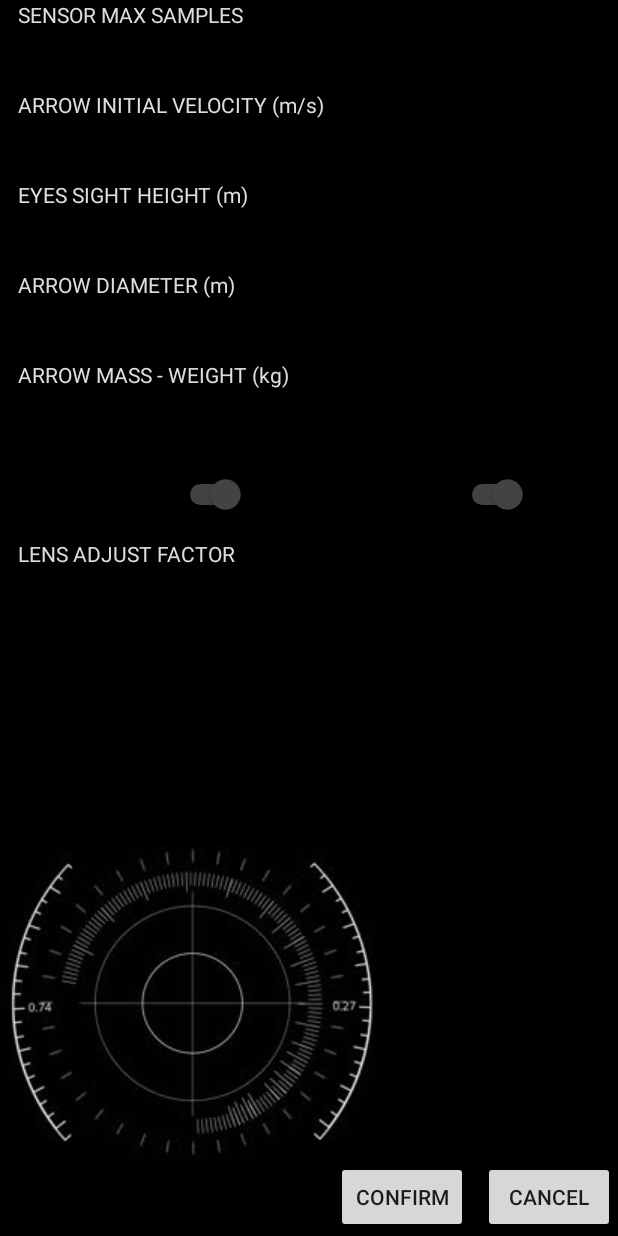
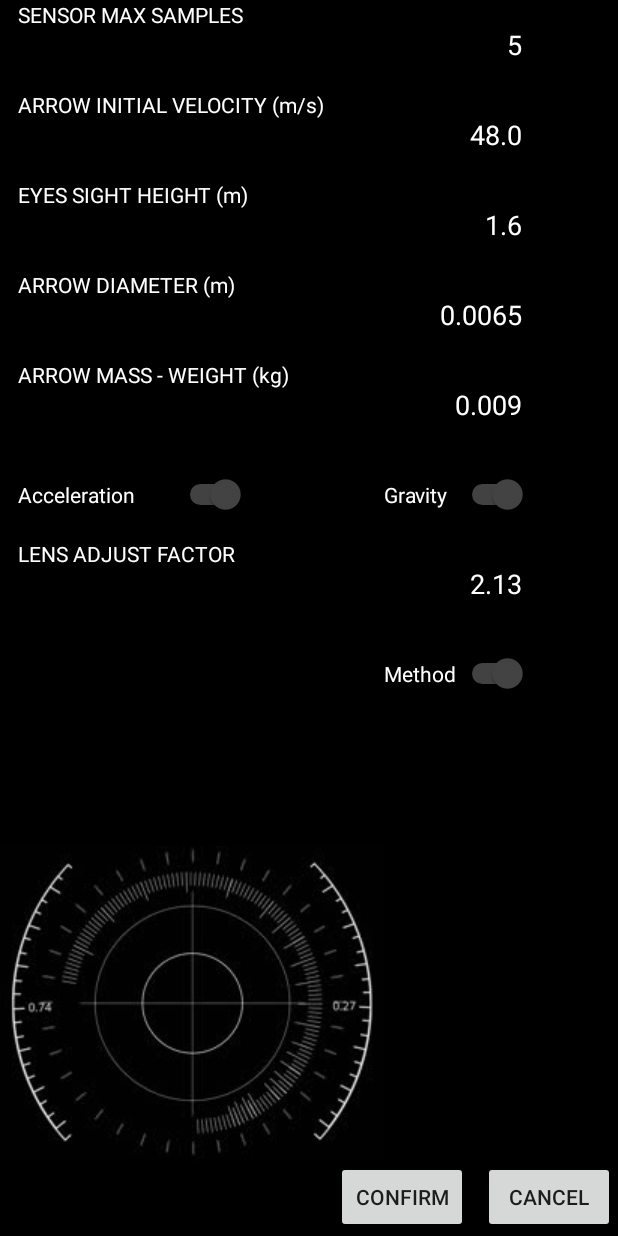
Before and after one commit to vliopard/LongRangeShotAssistant, an Android app: the Settings screen opened directly, with no data from a screen before it, on a phone screen of 412 x 824 dp. Run offline under Robolectric (Android 15) with nearby library versions, the phone set to English and light mode, and no system bars.

Commit message:
Started improving settings menu

```diff
--- a/app/src/main/java/org/otdshco/Settings.java
+++ b/app/src/main/java/org/otdshco/Settings.java
@@ -57,8 +57,11 @@ public class Settings extends AppCompatActivity
         Switch switchGravity = findViewById( R.id.gravity_formulas );
         editor.putBoolean( Params.settingsGravityFormulas, switchGravity.isChecked( ) );
 
+        Switch switchMethod = findViewById( R.id.sensor_method );
+        editor.putBoolean( Params.settingsSensorMethod, switchMethod.isChecked( ) );
+
         EditText editTextLensFactor = findViewById( R.id.lens_factor );
-        editor.putFloat( Params.settingsLensFactor, Integer.parseInt( editTextLensFactor.getText( ).toString( ) ) );
+        editor.putFloat( Params.settingsLensFactor, Float.parseFloat( editTextLensFactor.getText( ).toString( ) ) );
 
         editor.apply( );
     }
@@ -88,6 +91,9 @@ public class Settings extends AppCompatActivity
         Switch editTextGravityFormulas = findViewById( R.id.gravity_formulas );
         editTextGravityFormulas.setChecked( settings.getBoolean( Params.settingsGravityFormulas, Params.defaultGravityFormulas ) );
 
+        Switch editTextSensorMethod = findViewById( R.id.sensor_method );
+        editTextSensorMethod.setChecked( settings.getBoolean( Params.settingsSensorMethod, Params.defaultSensorMethod ) );
+
         EditText editTextLensFactor = findViewById( R.id.lens_factor );
         editTextLensFactor.setText( String.valueOf( settings.getFloat( Params.settingsLensFactor, Params.defaultLensFactor ) ) );
     }
--- a/app/src/main/java/org/otdshco/gauges/Params.java
+++ b/app/src/main/java/org/otdshco/gauges/Params.java
@@ -49,6 +49,7 @@ public class Params
 
     public static final boolean defaultAccelerationFormulas = true;
     public static final boolean defaultGravityFormulas = true;
+    public static final boolean defaultSensorMethod = true;
 
     public static final float defaultLensFactor = 2.13F;
 
@@ -61,6 +62,7 @@ public class Params
     public static final String settingsAccelerationFormulas = "acceleration_formulas";
     public static final String settingsGravityFormulas = "gravity_formulas";
     public static final String settingsLensFactor = "lens_factor";
+    public static final String settingsSensorMethod = "sensor_method";
 
     public static final String settingsSeekZoom = "seek_zoom";
     public static final String settingsSeekDistance = "seek_distance";
--- a/app/src/main/res/layout/settings.xml
+++ b/app/src/main/res/layout/settings.xml
@@ -17,6 +17,7 @@
         android:minHeight="48dp"
         android:text="@string/max_sample_size"
         android:textAlignment="viewEnd"
+        android:textColor="@color/white"
         app:layout_constraintStart_toStartOf="parent"
         app:layout_constraintTop_toTopOf="parent"
         tools:ignore="LabelFor" />
@@ -32,6 +33,7 @@
         android:minHeight="48dp"
         android:text="@string/arrow_velocity"
         android:textAlignment="viewEnd"
+        android:textColor="@color/white"
         app:layout_constraintStart_toStartOf="parent"
         app:layout_constraintTop_toBottomOf="@+id/sensor_max_samples"
         tools:ignore="LabelFor" />
@@ -47,6 +49,7 @@
         android:minHeight="48dp"
         android:text="@string/person_height"
         android:textAlignment="viewEnd"
+        android:textColor="@color/white"
         app:layout_constraintStart_toStartOf="parent"
         app:layout_constraintTop_toBottomOf="@+id/arrow_velocity"
         tools:ignore="LabelFor" />
@@ -63,6 +66,7 @@
         tools:ignore="LabelFor"
         android:minHeight="48dp"
         android:text="@string/arrow_diameter"
+        android:textColor="@color/white"
         app:layout_constraintStart_toStartOf="parent"
         app:layout_constraintTop_toBottomOf="@+id/person_height" />
 
@@ -77,6 +81,7 @@
         android:minHeight="48dp"
         android:text="@string/arrow_mass"
         android:textAlignment="viewEnd"
+        android:textColor="@color/white"
         app:layout_constraintStart_toStartOf="parent"
         app:layout_constraintTop_toBottomOf="@+id/arrow_diameter"
         tools:ignore="LabelFor" />
@@ -87,6 +92,7 @@
         android:layout_height="59dp"
         android:layout_marginStart="12dp"
         android:text="@string/acceleration"
+        android:textColor="@color/white"
         android:thumbTint="@color/gray"
         android:trackTint="@color/white"
         app:layout_constraintStart_toStartOf="parent"
@@ -98,10 +104,23 @@
         android:layout_height="59dp"
         android:layout_marginStart="92dp"
         android:text="@string/gravity"
+        android:textColor="@color/white"
         android:thumbTint="@color/gray"
         android:trackTint="@color/white"
         app:layout_constraintStart_toEndOf="@+id/acceleration_formulas"
         app:layout_constraintTop_toBottomOf="@+id/arrow_mass" />
+
+    <Switch
+        android:id="@+id/sensor_method"
+        android:layout_width="96dp"
+        android:layout_height="59dp"
+        android:layout_marginStart="256dp"
+        android:text="@string/method"
+        android:textColor="@color/white"
+        android:thumbTint="@color/gray"
+        android:trackTint="@color/white"
+        app:layout_constraintStart_toStartOf="parent"
+        app:layout_constraintTop_toBottomOf="@+id/lens_factor" />
 
     <EditText
         android:id="@+id/lens_factor"
@@ -111,13 +130,14 @@
 
         android:autofillHints="LENS ADJUST FACTOR"
         android:ems="10"
-        android:textAlignment="viewEnd"
         android:inputType="numberDecimal"
-        tools:ignore="LabelFor"
         android:minHeight="48dp"
         android:text="@string/lens_factor"
+        android:textAlignment="viewEnd"
+        android:textColor="@color/white"
         app:layout_constraintStart_toStartOf="parent"
-        app:layout_constraintTop_toBottomOf="@+id/acceleration_formulas" />
+        app:layout_constraintTop_toBottomOf="@+id/acceleration_formulas"
+        tools:ignore="LabelFor" />
 
     <Button
         android:id="@+id/confirm"
@@ -154,7 +174,7 @@
         android:layout_width="wrap_content"
         android:layout_height="wrap_content"
         android:text="@string/sensor_max_samples"
-        android:textColor="#DDDDDD"
+        android:textColor="@color/white"
         app:layout_constraintStart_toStartOf="@+id/sensor_max_samples"
         app:layout_constraintTop_toTopOf="@+id/sensor_max_samples" />
 
@@ -163,7 +183,7 @@
         android:layout_width="wrap_content"
         android:layout_height="wrap_content"
         android:text="@string/arrow_initial_velocity_m_s"
-        android:textColor="#DDDDDD"
+        android:textColor="@color/white"
         app:layout_constraintStart_toStartOf="@+id/arrow_velocity"
         app:layout_constraintTop_toBottomOf="@+id/sensor_max_samples" />
 
@@ -172,7 +192,7 @@
         android:layout_width="wrap_content"
         android:layout_height="wrap_content"
         android:text="@string/eyes_sight_height_m"
-        android:textColor="#DDDDDD"
+        android:textColor="@color/white"
         app:layout_constraintStart_toStartOf="@+id/person_height"
         app:layout_constraintTop_toTopOf="@+id/person_height" />
 
@@ -181,7 +201,7 @@
         android:layout_width="wrap_content"
         android:layout_height="wrap_content"
         android:text="@string/arrow_diameter_m"
-        android:textColor="#DDDDDD"
+        android:textColor="@color/white"
         app:layout_constraintStart_toStartOf="@+id/arrow_diameter"
         app:layout_constraintTop_toBottomOf="@+id/person_height" />
 
@@ -190,7 +210,7 @@
         android:layout_width="wrap_content"
         android:layout_height="wrap_content"
         android:text="@string/arrow_mass_weight_kg"
-        android:textColor="#DDDDDD"
+        android:textColor="@color/white"
         app:layout_constraintStart_toStartOf="@+id/arrow_mass"
         app:layout_constraintTop_toTopOf="@+id/arrow_mass" />
 
@@ -199,8 +219,7 @@
         android:layout_width="wrap_content"
         android:layout_height="wrap_content"
         android:text="@string/lens_adjust_factor"
-        android:textColor="#DDDDDD"
+        android:textColor="@color/white"
         app:layout_constraintStart_toStartOf="@+id/lens_factor"
         app:layout_constraintTop_toTopOf="@+id/lens_factor" />
-
 </androidx.constraintlayout.widget.ConstraintLayout>
--- a/app/src/main/res/values/strings.xml
+++ b/app/src/main/res/values/strings.xml
@@ -9,6 +9,7 @@
     <string name="cancel">Cancel</string>
     <string name="confirm">Confirm</string>
     <string name="gravity">Gravity</string>
+    <string name="method">Method</string>
     <string name="acceleration">Acceleration</string>
     <string name="max_sample_size">5</string>
     <string name="arrow_velocity">48</string>
```
Also changed, not shown: app/src/main/java/org/otdshco/MainActivity.java (+6 -5 lines).
